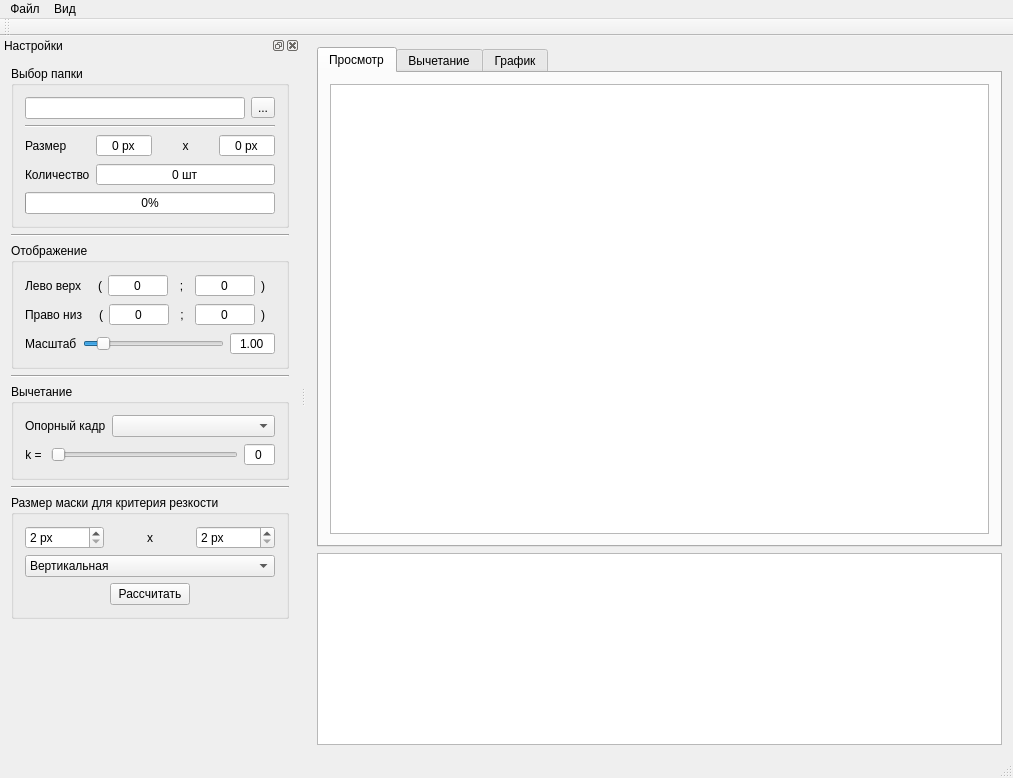
Above: mainwindow.ui from gurmaaan/SharpnessSort before the change. Below: the same form after it.
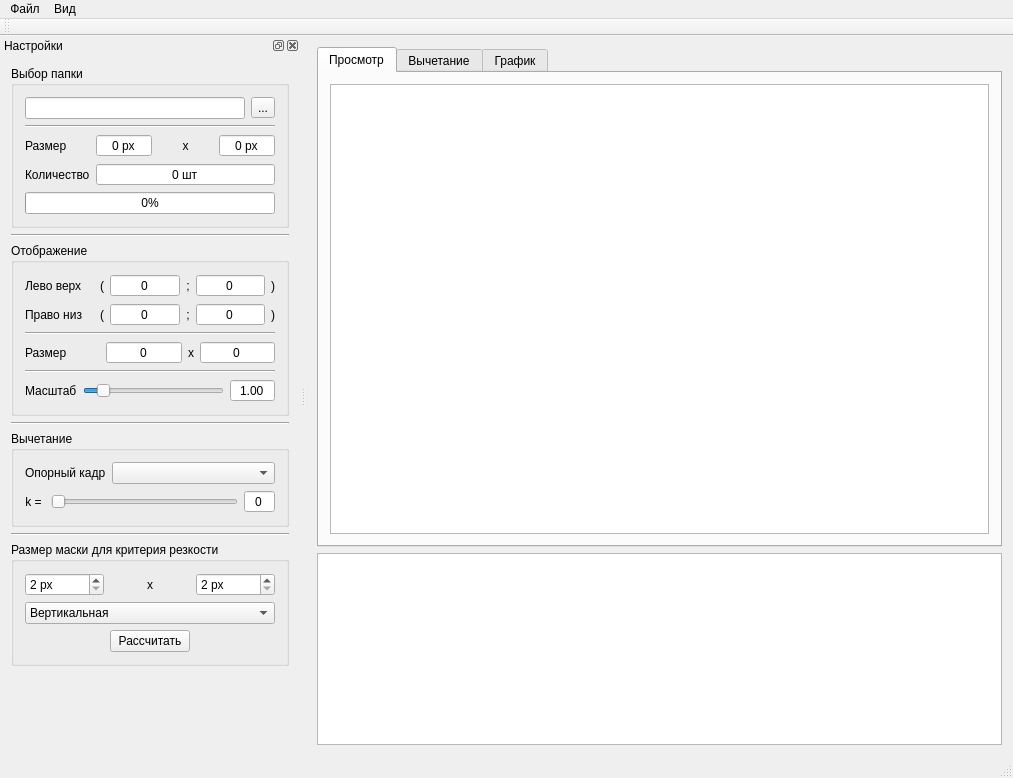
That is the form after the change. Icons and pictures are not drawn. Custom widgets are drawn as their Qt base class.

Commit message: Оптимизация

Patch:
```diff
--- a/mainwindow.ui
+++ b/mainwindow.ui
@@ -147,7 +147,7 @@
    <property name="minimumSize">
     <size>
      <width>300</width>
-     <height>559</height>
+     <height>594</height>
     </size>
    </property>
    <property name="windowTitle">
@@ -307,6 +307,12 @@
          <layout class="QHBoxLayout" name="tl_H_lyt">
           <item>
            <widget class="QLabel" name="tl_lbl">
+            <property name="sizePolicy">
+             <sizepolicy hsizetype="Minimum" vsizetype="Preferred">
+              <horstretch>0</horstretch>
+              <verstretch>0</verstretch>
+             </sizepolicy>
+            </property>
             <property name="text">
              <string>Лево верх</string>
             </property>
@@ -317,6 +323,12 @@
           </item>
           <item>
            <widget class="QLabel" name="tl_L_lbl">
+            <property name="sizePolicy">
+             <sizepolicy hsizetype="Maximum" vsizetype="Preferred">
+              <horstretch>0</horstretch>
+              <verstretch>0</verstretch>
+             </sizepolicy>
+            </property>
             <property name="text">
              <string>(</string>
             </property>
@@ -355,6 +367,12 @@
           </item>
           <item>
            <widget class="QLabel" name="tl_x_lbl">
+            <property name="sizePolicy">
+             <sizepolicy hsizetype="Maximum" vsizetype="Preferred">
+              <horstretch>0</horstretch>
+              <verstretch>0</verstretch>
+             </sizepolicy>
+            </property>
             <property name="text">
              <string>;</string>
             </property>
@@ -390,6 +408,12 @@
           </item>
           <item>
            <widget class="QLabel" name="tl_R_lbl">
+            <property name="sizePolicy">
+             <sizepolicy hsizetype="Maximum" vsizetype="Preferred">
+              <horstretch>0</horstretch>
+              <verstretch>0</verstretch>
+             </sizepolicy>
+            </property>
             <property name="text">
              <string>)</string>
             </property>
@@ -404,6 +428,12 @@
          <layout class="QHBoxLayout" name="br_H_lyt">
           <item>
            <widget class="QLabel" name="br_lbl">
+            <property name="sizePolicy">
+             <sizepolicy hsizetype="Minimum" vsizetype="Preferred">
+              <horstretch>0</horstretch>
+              <verstretch>0</verstretch>
+             </sizepolicy>
+            </property>
             <property name="text">
              <string>Право низ</string>
             </property>
@@ -414,6 +444,12 @@
           </item>
           <item>
            <widget class="QLabel" name="br_R_lbl_2">
+            <property name="sizePolicy">
+             <sizepolicy hsizetype="Maximum" vsizetype="Preferred">
+              <horstretch>0</horstretch>
+              <verstretch>0</verstretch>
+             </sizepolicy>
+            </property>
             <property name="text">
              <string>(</string>
             </property>
@@ -452,6 +488,12 @@
           </item>
           <item>
            <widget class="QLabel" name="br_x_lbl">
+            <property name="sizePolicy">
+             <sizepolicy hsizetype="Maximum" vsizetype="Preferred">
+              <horstretch>0</horstretch>
+              <verstretch>0</verstretch>
+             </sizepolicy>
+            </property>
             <property name="text">
              <string>;</string>
             </property>
@@ -487,6 +529,12 @@
           </item>
           <item>
            <widget class="QLabel" name="br_R_lbl">
+            <property name="sizePolicy">
+             <sizepolicy hsizetype="Maximum" vsizetype="Preferred">
+              <horstretch>0</horstretch>
+              <verstretch>0</verstretch>
+             </sizepolicy>
+            </property>
             <property name="text">
              <string>)</string>
             </property>
@@ -497,6 +545,106 @@
           </item>
          </layout>
         </item>
+        <item>
+         <widget class="Line" name="viewTopLine">
+          <property name="orientation">
+           <enum>Qt::Horizontal</enum>
+          </property>
+         </widget>
+        </item>
+        <item>
+         <layout class="QHBoxLayout" name="viewSize_H_lyt">
+          <item>
+           <widget class="QLabel" name="viewSize_lbl">
+            <property name="sizePolicy">
+             <sizepolicy hsizetype="Minimum" vsizetype="Preferred">
+              <horstretch>0</horstretch>
+              <verstretch>0</verstretch>
+             </sizepolicy>
+            </property>
+            <property name="text">
+             <string>Размер</string>
+            </property>
+            <property name="buddy">
+             <cstring>tlx_sb</cstring>
+            </property>
+           </widget>
+          </item>
+          <item>
+           <widget class="QSpinBox" name="viewSizeW_sb">
+            <property name="minimumSize">
+             <size>
+              <width>60</width>
+              <height>0</height>
+             </size>
+            </property>
+            <property name="alignment">
+             <set>Qt::AlignCenter</set>
+            </property>
+            <property name="readOnly">
+             <bool>true</bool>
+            </property>
+            <property name="buttonSymbols">
+             <enum>QAbstractSpinBox::NoButtons</enum>
+            </property>
+            <property name="suffix">
+             <string/>
+            </property>
+            <property name="prefix">
+             <string/>
+            </property>
+           </widget>
+          </item>
+          <item>
+           <widget class="QLabel" name="viewSize_x_lbl">
+            <property name="sizePolicy">
+             <sizepolicy hsizetype="Maximum" vsizetype="Preferred">
+              <horstretch>0</horstretch>
+              <verstretch>0</verstretch>
+             </sizepolicy>
+            </property>
+            <property name="text">
+             <string>x</string>
+            </property>
+            <property name="alignment">
+             <set>Qt::AlignCenter</set>
+            </property>
+            <property name="buddy">
+             <cstring>tly_sb</cstring>
+            </property>
+           </widget>
+          </item>
+          <item>
+           <widget class="QSpinBox" name="viewSizeH_sb">
+            <property name="minimumSize">
+             <size>
+              <width>60</width>
+              <height>0</height>
+             </size>
+            </property>
+            <property name="alignment">
+             <set>Qt::AlignCenter</set>
+            </property>
+            <property name="readOnly">
+             <bool>true</bool>
+            </property>
+            <property name="buttonSymbols">
+             <enum>QAbstractSpinBox::NoButtons</enum>
+            </property>
+            <property name="suffix">
+             <string/>
+            </property>
+           </widget>
+          </item>
+         </layout>
+        </item>
+        <item>
+         <widget class="Line" name="viewBottomLine">
+          <property name="orientation">
+           <enum>Qt::Horizontal</enum>
+          </property>
+         </widget>
+        </item>
         <item>
          <layout class="QHBoxLayout" name="scale_H_lyt">
           <item>
```
The commit also changes 2 other files.
